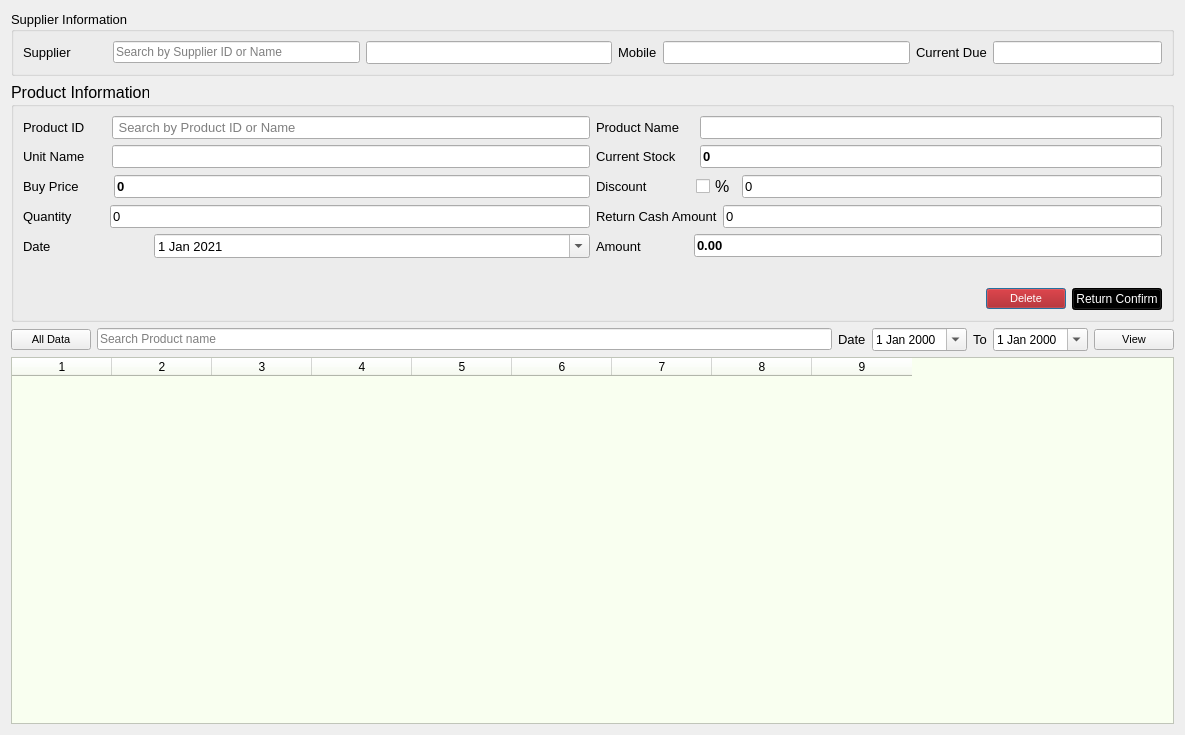
ansarul543/pos-inventory, file ui/supplierreturn.ui: the form before one commit.
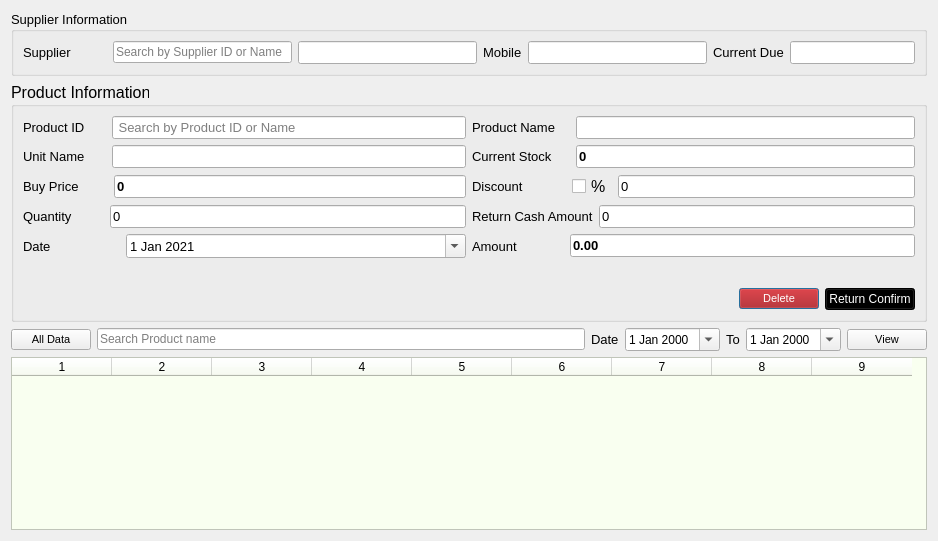
The form after the commit.

```diff
--- a/ui/supplierreturn.ui
+++ b/ui/supplierreturn.ui
@@ -9,8 +9,8 @@
    <rect>
     <x>0</x>
     <y>0</y>
-    <width>1185</width>
-    <height>735</height>
+    <width>938</width>
+    <height>541</height>
    </rect>
   </property>
   <property name="windowTitle">
```
